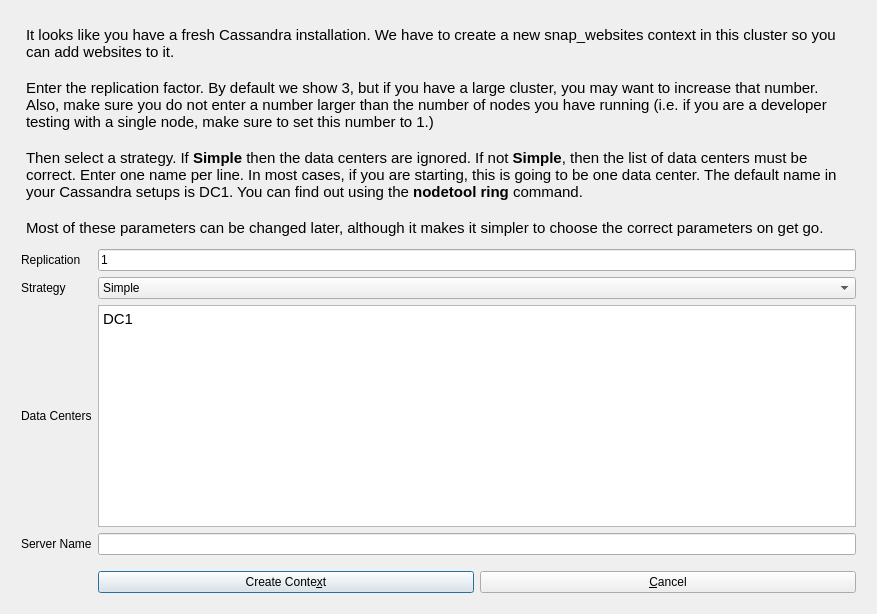
Above: snapmanager/snap-manager-createcontextbox.ui from m2osw/snapcpp before the change. Below: the same form after it.
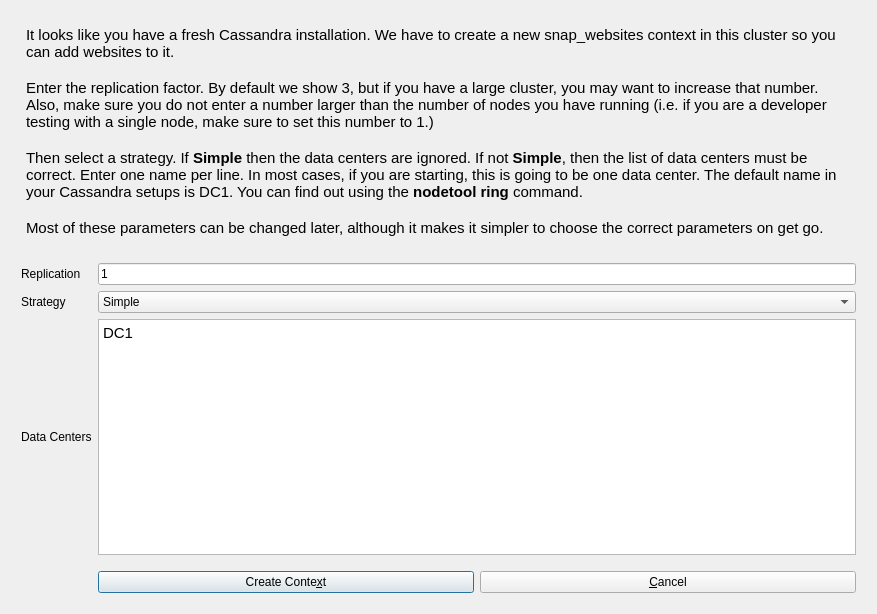
That is the form after the change.

Commit message: SNAP-215: Removed the server (or host) name from the initialization dialog since we do not use it anymore, no need.

What changed in the file:
```diff
--- a/snapmanager/snap-manager-createcontextbox.ui
+++ b/snapmanager/snap-manager-createcontextbox.ui
@@ -82,7 +82,7 @@
        </property>
       </widget>
      </item>
-     <item row="5" column="1">
+     <item row="4" column="1">
       <spacer name="verticalSpacer">
        <property name="orientation">
         <enum>Qt::Vertical</enum>
@@ -165,20 +165,6 @@
        </property>
       </widget>
      </item>
-     <item row="4" column="0">
-      <widget class="QLabel" name="label">
-       <property name="text">
-        <string>Server Name</string>
-       </property>
-      </widget>
-     </item>
-     <item row="4" column="1">
-      <widget class="QLineEdit" name="snapServerName">
-       <property name="toolTip">
-        <string>Enter the name of the computer to run Snap!</string>
-       </property>
-      </widget>
-     </item>
     </layout>
    </item>
   </layout>
```
Left out of the diff: 2 changed lines with no effect on the pictures. The commit also changes 2 other files.
